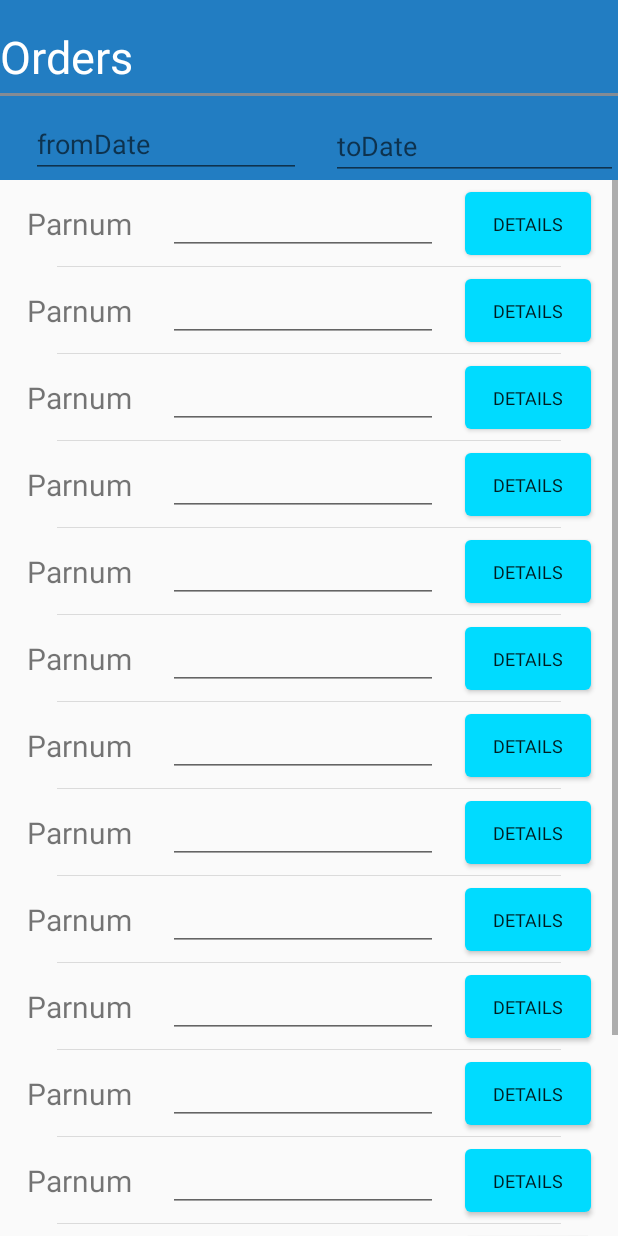
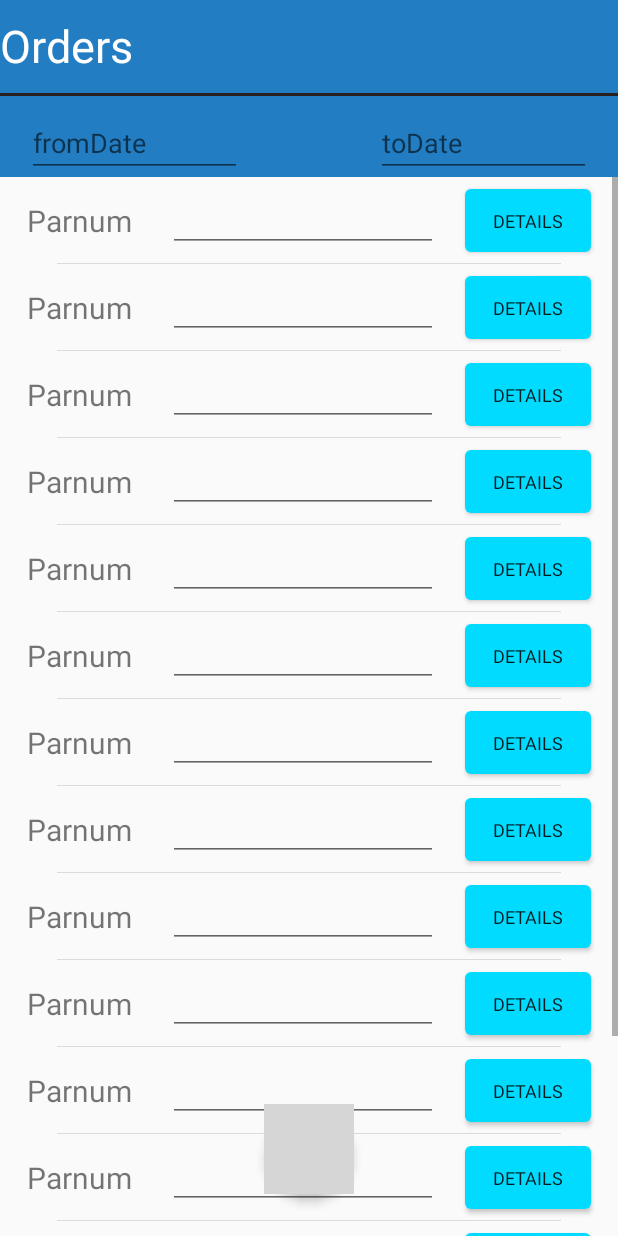
Before and after one commit to cmilios/MobileB2B, an Android app: the MainMenuActivity screen opened directly, with no data from a screen before it, on a phone screen of 412 x 824 dp. Run offline under Robolectric (Android 15) with nearby library versions, the light colour scheme and no system bars; Roboto replaces fonts that are not available here; 2 statements that could not run were skipped; grey boxes are pictures that could not be loaded.

Commit message:
set variables on main menu activity and corrected some mistakes.

```diff
--- a/app/build.gradle
+++ b/app/build.gradle
@@ -33,4 +33,5 @@ dependencies {
     androidTestImplementation 'com.android.support.test:runner:1.0.2'
     androidTestImplementation 'com.android.support.test.espresso:espresso-core:3.0.2'
     implementation 'com.android.volley:volley:1.1.0'
+    implementation 'com.android.support:design:27.1.1'
 }
--- a/app/src/main/java/gr/logistic_i/logistic_i/MainMenuActivity.java
+++ b/app/src/main/java/gr/logistic_i/logistic_i/MainMenuActivity.java
@@ -1,11 +1,15 @@
 package gr.logistic_i.logistic_i;
 
+import android.content.Intent;
 import android.os.Bundle;
 import android.support.v7.app.AppCompatActivity;
 import android.support.v7.widget.LinearLayoutManager;
 import android.support.v7.widget.RecyclerView;
+import android.view.View;
 
+import java.text.SimpleDateFormat;
 import java.util.ArrayList;
+import java.util.Calendar;
 
 public class MainMenuActivity extends AppCompatActivity {
 
@@ -13,14 +17,17 @@ public class MainMenuActivity extends AppCompatActivity {
     private ArrayList<String> dts = new ArrayList<>();
     private String url = new String();
     private String clientID = new String();
+    private String sourceDate = new String();
+
 
     @Override
     protected void onCreate(Bundle savedInstanceState) {
         super.onCreate(savedInstanceState);
         setContentView(R.layout.activity_main_menu);
         GetSqlDataTask g = new GetSqlDataTask(getApplicationContext());
+        storeParams();
         //todo might need improvement on params to set date pickers
-        g.execute(url, "SqlData", clientID, "1100", "Orders");
+        g.execute(url, "SqlData", clientID, "1100", "Orders", sourceDate);
 
         initRecyclerView();
     }
@@ -35,9 +42,18 @@ public class MainMenuActivity extends AppCompatActivity {
 
     }
 
-    public void storeParam(String url, String clientID){
-        this.url = url;
-        this.clientID = clientID;
+    private void storeParams(){
+        Intent intent = getIntent();
+        url = intent.getExtras().getString("url");
+        clientID = intent.getExtras().getString("clID");
+    }
+
+    public void getCurrentDate() {
+        Calendar calendar = Calendar.getInstance();
+        SimpleDateFormat mdformat = new SimpleDateFormat("dd / MM / yyyy ");
+        sourceDate = mdformat.format(calendar.getTime());
 
     }
+
+
 }
--- a/app/src/main/res/drawable/add_item_button.xml
+++ b/app/src/main/res/drawable/add_item_button.xml
@@ -2,7 +2,5 @@
 <selector xmlns:android="http://schemas.android.com/apk/res/android">
 
     <item android:state_enabled="false" android:drawable="@drawable/item_add_button" />
-    <item android:state_pressed="true" android:state_enabled="true" android:drawable="@drawable/add_item_button_pressed" />
-    <item android:state_focused="true" android:state_enabled="true" android:drawable="@drawable/add_item_button_pressed" />
     <item android:state_enabled="true" android:drawable="@drawable/item_add_button" />
 </selector>
--- a/app/src/main/res/layout/activity_main_menu.xml
+++ b/app/src/main/res/layout/activity_main_menu.xml
@@ -24,6 +24,7 @@
         android:layout_width="185dp"
         android:layout_height="43dp"
         android:layout_gravity="center"
+        android:layout_marginBottom="8dp"
         android:text="Orders"
         android:textAppearance="@style/TextAppearance.AppCompat.Caption"
         android:textColor="@color/colorWhite"
@@ -43,6 +44,7 @@
         android:scrollbars="vertical"
         app:layout_constraintBottom_toBottomOf="parent"
         app:layout_constraintEnd_toEndOf="parent"
+        app:layout_constraintHorizontal_bias="0.0"
         app:layout_constraintStart_toStartOf="@id/imageView5"
         app:layout_constraintTop_toBottomOf="@+id/toolbar2">
 
@@ -51,13 +53,14 @@
     <android.support.v7.widget.Toolbar
         android:id="@+id/toolbar2"
         android:layout_width="match_parent"
-        android:layout_height="wrap_content"
+        android:layout_height="54dp"
         android:layout_weight="1"
         android:background="?attr/colorPrimary"
         android:minHeight="?attr/actionBarSize"
         android:theme="?attr/actionBarTheme"
         app:layout_constraintBottom_toTopOf="@+id/orderlist"
         app:layout_constraintEnd_toEndOf="parent"
+        app:layout_constraintHorizontal_bias="0.0"
         app:layout_constraintStart_toStartOf="parent"
         app:layout_constraintTop_toBottomOf="@+id/imageView5" />
 
@@ -65,7 +68,7 @@
         android:id="@+id/imageView5"
         android:layout_width="0dp"
         android:layout_height="2dp"
-        android:background="@color/colorGrey"
+        android:background="@color/colorTextBold"
         app:layout_constraintEnd_toEndOf="parent"
         app:layout_constraintHorizontal_bias="0.0"
         app:layout_constraintStart_toStartOf="parent"
@@ -73,27 +76,54 @@
 
     <EditText
         android:id="@+id/editText"
-        android:layout_width="180dp"
+        style="@style/Widget.AppCompat.Light.AutoCompleteTextView"
+        android:layout_width="143dp"
         android:layout_height="wrap_content"
+        android:layout_marginEnd="8dp"
+        android:layout_marginLeft="8dp"
+        android:layout_marginRight="8dp"
+        android:layout_marginStart="8dp"
         android:layout_marginTop="8dp"
         android:ems="10"
         android:hint="fromDate"
         android:inputType="date"
         app:layout_constraintBottom_toTopOf="@+id/orderlist"
-        app:layout_constraintEnd_toStartOf="@+id/editText2"
+        app:layout_constraintEnd_toEndOf="@+id/editText2"
+        app:layout_constraintHorizontal_bias="0.044"
         app:layout_constraintStart_toStartOf="parent"
-        app:layout_constraintTop_toTopOf="@+id/toolbar2" />
+        app:layout_constraintTop_toBottomOf="@+id/textView2"
+        app:layout_constraintVertical_bias="1.0" />
 
     <EditText
         android:id="@+id/editText2"
-        android:layout_width="191dp"
+        style="@style/Widget.AppCompat.Light.AutoCompleteTextView"
+        android:layout_width="143dp"
         android:layout_height="wrap_content"
+        android:layout_marginEnd="8dp"
+        android:layout_marginLeft="8dp"
+        android:layout_marginRight="8dp"
+        android:layout_marginStart="8dp"
         android:ems="10"
         android:hint="toDate"
         android:inputType="date"
         app:layout_constraintBottom_toTopOf="@+id/orderlist"
         app:layout_constraintEnd_toEndOf="parent"
+        app:layout_constraintHorizontal_bias="0.96"
+        app:layout_constraintStart_toStartOf="@+id/toolbar2" />
+
+    <android.support.design.widget.FloatingActionButton
+        android:id="@+id/floatingActionButton"
+        android:layout_width="66dp"
+        android:layout_height="60dp"
+        android:layout_marginBottom="28dp"
+        android:clickable="true"
+        android:focusable="true"
+        app:elevation="4dp"
+        app:layout_constraintBottom_toBottomOf="@+id/orderlist"
+        app:layout_constraintEnd_toEndOf="parent"
+        app:layout_constraintStart_toStartOf="parent"
         app:layout_constraintTop_toBottomOf="@+id/toolbar2"
-        app:layout_constraintVertical_bias="1.0" />
+        app:layout_constraintVertical_bias="1.0"
+        app:srcCompat="@drawable/add_icon" />
 
 </android.support.constraint.ConstraintLayout>
```
Also changed, not shown: app/src/main/java/gr/logistic_i/logistic_i/LoginAuthenticateTask.java (+29 -6 lines).
